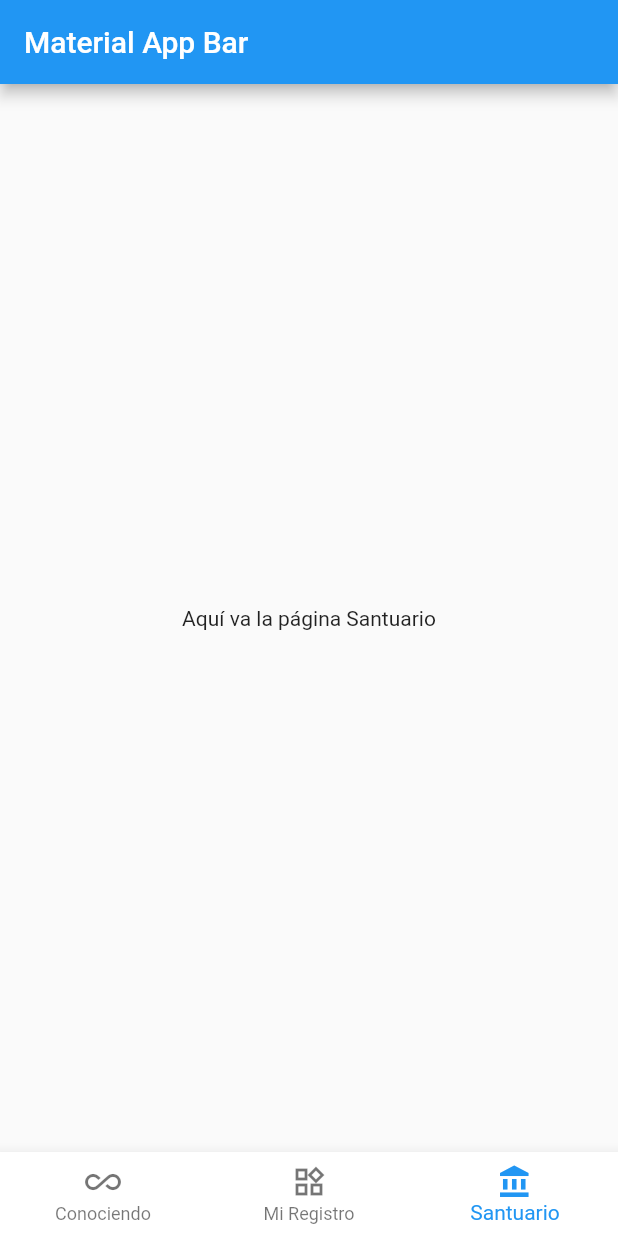
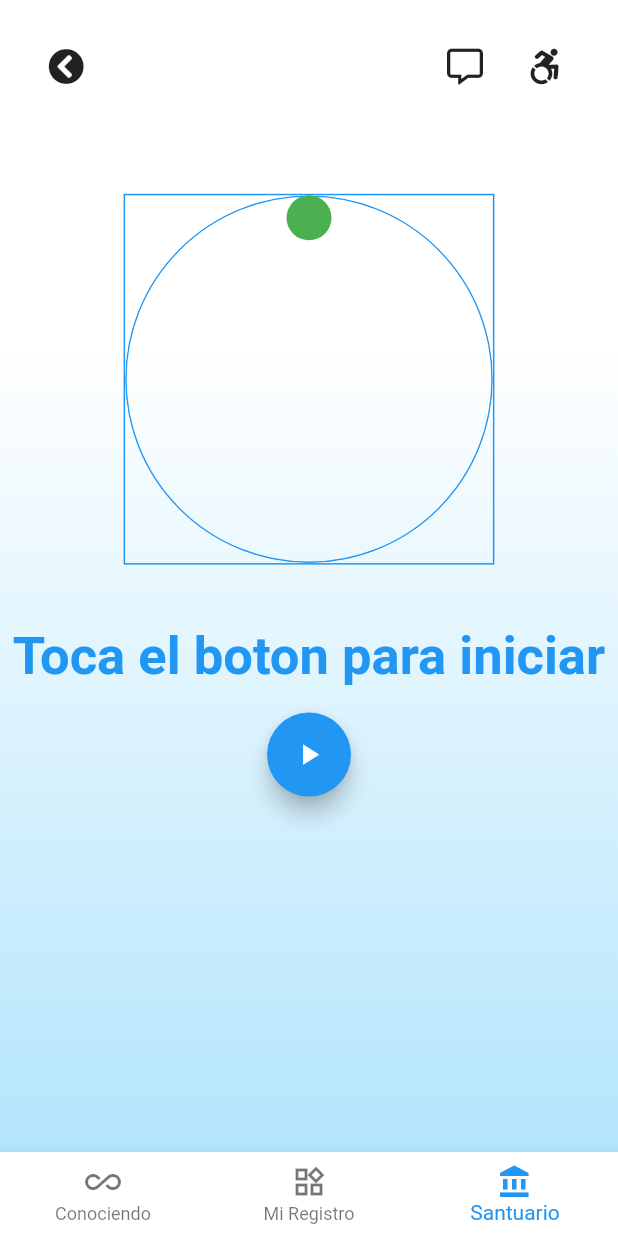
Before and after one commit to osvaneal93/anxiety_pidgeon, a Flutter app: the screen it shows after launch, item 3 of the bottom bar chosen, on a phone screen of 412 x 824 dp. Run offline on Flutter 3.47's test engine with Material 2 defaults, Android fonts, the phone set to English and light mode, and no system bars; our stand-ins replace font_awesome_flutter, sqflite; accounts and stored records are empty.

Commit message:
santuario iniciado

```diff
--- a/lib/main.dart
+++ b/lib/main.dart
@@ -1,14 +1,12 @@
 import 'package:flutter/material.dart';
-import 'package:pidge_on/sq_lite/sqlite_edit.dart';
 import 'package:pidge_on/sq_lite/sqlite_query.dart';
-import 'package:pidge_on/src/notas/routes.dart';
 import 'package:pidge_on/src/pages/fichatarea.dart';
 import 'package:pidge_on/src/pages/leccion1.dart';
 import 'package:pidge_on/src/pages/menu_page.dart';
 import 'package:pidge_on/src/pages/newnotes_page.dart';
 import 'package:pidge_on/src/pages/notas_page.dart';
 import 'package:flutter/services.dart';
-import 'package:pidge_on/src/santuario_page.dart';
+import 'package:pidge_on/src/santuario/principal_s.dart';
 import 'package:provider/provider.dart';
 
 void main() {
@@ -29,24 +27,18 @@ class _MyAppState extends State<MyApp> {
   List _secciones = [
     MenuPage(),
     NotasPage(),
-    SantuarioApp(),
+    SantuarioPrincipal(),
   ];
   @override
   Widget build(BuildContext context) {
     return MultiProvider(
-      providers: [
-        ChangeNotifierProvider(
-          create: (context) => SQLiteQuery(),
-        ),
-      ],
+      providers: [ChangeNotifierProvider(create: (context) => SQLiteQuery())],
       child: MaterialApp(
         title: 'Flutter Demo',
         debugShowCheckedModeBanner: false,
         routes: {
           "/": (context) => EstructuraUno(context),
           "/leccionUno": (context) => LeccionUno(),
-          "/notes": (context) => NotasPage(),
-          Routes.editNote: (context) => EditNote()
         },
         initialRoute: "/",
       ),
@@ -72,7 +64,6 @@ class _MyAppState extends State<MyApp> {
       child: BottomNavigationBar(
         currentIndex: _paginaActual,
         onTap: (index) {
-          Provider.of<SQLiteQuery>(context, listen: false).updateNotes();
           setState(() {
             _paginaActual = index;
           });
--- /dev/null
+++ b/lib/src/santuario/principal_s.dart
@@ -0,0 +1,148 @@
+import 'package:flutter/material.dart';
+import 'package:font_awesome_flutter/font_awesome_flutter.dart';
+import 'package:pidge_on/widgets/custom_appbar.dart';
+
+class SantuarioPrincipal extends StatelessWidget {
+  @override
+  Widget build(BuildContext context) {
+    double height = MediaQuery.of(context).size.height;
+    double width = MediaQuery.of(context).size.width;
+    return Scaffold(
+      body: Stack(
+        children: [
+          gradiente,
+          Column(
+            children: <Widget>[
+              CustomAppBar(),
+              SizedBox(
+                height: height * .05,
+              ),
+              RotateCircle(),
+              SizedBox(
+                height: height * .05,
+              ),
+              _TituloPlay(height: height),
+            ],
+          ),
+        ],
+      ),
+    );
+  }
+}
+
+class _TituloPlay extends StatefulWidget {
+  const _TituloPlay({
+    Key key,
+    @required this.height,
+  }) : super(key: key);
+
+  final double height;
+
+  @override
+  __TituloPlayState createState() => __TituloPlayState();
+}
+
+class __TituloPlayState extends State<_TituloPlay>
+    with SingleTickerProviderStateMixin {
+  bool isPlaying = false;
+  AnimationController playAnimation;
+  @override
+  void initState() {
+    playAnimation = AnimationController(
+      vsync: this,
+      duration: Duration(milliseconds: 500),
+    );
+    super.initState();
+  }
+
+  @override
+  void dispose() {
+    this.playAnimation.dispose();
+    super.dispose();
+  }
+
+  @override
+  Widget build(BuildContext context) {
+    return Column(
+      children: [
+        Text(
+          "Toca el boton para iniciar",
+          style: TextStyle(
+              fontSize: 35, fontWeight: FontWeight.bold, color: Colors.blue),
+        ),
+        SizedBox(
+          height: widget.height * .02,
+        ),
+        FloatingActionButton(
+          onPressed: () {
+            if (this.isPlaying) {
+              playAnimation.reverse();
+              this.isPlaying = false;
+            } else {
+              playAnimation.forward();
+              this.isPlaying = true;
+            }
+          },
+          focusColor: Colors.black,
+          child: AnimatedIcon(
+              icon: AnimatedIcons.play_pause, progress: playAnimation),
+        )
+      ],
+    );
+  }
+}
+
+final gradiente = Container(
+  width: double.infinity,
+  height: double.infinity,
+  decoration: BoxDecoration(
+    gradient: LinearGradient(
+      begin: FractionalOffset(0.0, 0.3),
+      end: FractionalOffset(0.0, 1.0),
+      colors: [Colors.white, Colors.lightBlue.shade100],
+    ),
+  ),
+);
+
+class RotateCircle extends StatelessWidget {
+  @override
+  Widget build(BuildContext context) {
+    double height = MediaQuery.of(context).size.height;
+    double width = MediaQuery.of(context).size.width;
+    return Center(
+      child: Container(
+        height: width * .6,
+        width: width * .6,
+        decoration: BoxDecoration(
+          border: Border.all(color: Colors.blue),
+        ),
+        child: ClipRRect(
+          borderRadius: BorderRadius.circular(200),
+          child: Stack(
+            alignment: Alignment.topCenter,
+            children: [
+              Center(
+                child: Container(
+                  height: 270,
+                  width: 270,
+                  decoration: BoxDecoration(
+                    borderRadius: BorderRadius.circular(200),
+                    border: Border.all(color: Colors.blue),
+                  ),
+                ),
+              ),
+              Container(
+                height: 30,
+                width: 30,
+                decoration: BoxDecoration(
+                  borderRadius: BorderRadius.circular(200),
+                  color: Colors.green,
+                ),
+              )
+            ],
+          ),
+        ),
+      ),
+    );
+  }
+}
--- /dev/null
+++ b/lib/widgets/custom_appbar.dart
@@ -0,0 +1,25 @@
+import 'package:flutter/material.dart';
+import 'package:font_awesome_flutter/font_awesome_flutter.dart';
+
+class CustomAppBar extends StatelessWidget {
+  @override
+  Widget build(BuildContext context) {
+    return Container(
+      padding: EdgeInsets.all(20),
+      child: Row(
+        children: [
+          IconButton(
+              icon: Icon(FontAwesomeIcons.chevronCircleLeft), onPressed: () {}),
+          Spacer(),
+          IconButton(icon: Icon(FontAwesomeIcons.commentAlt), onPressed: () {}),
+          SizedBox(
+            width: 5,
+          ),
+          IconButton(
+              icon: Icon(FontAwesomeIcons.accessibleIcon), onPressed: () {}),
+          SizedBox(width: 5),
+        ],
+      ),
+    );
+  }
+}
--- a/pubspec.yaml
+++ b/pubspec.yaml
@@ -21,6 +21,7 @@ environment:
   sdk: ">=2.7.0 <3.0.0"
 
 dependencies:
+  font_awesome_flutter: ^9.1.0
   flutter:
     sdk: flutter
 
```
Also changed, not shown: pubspec.lock.
